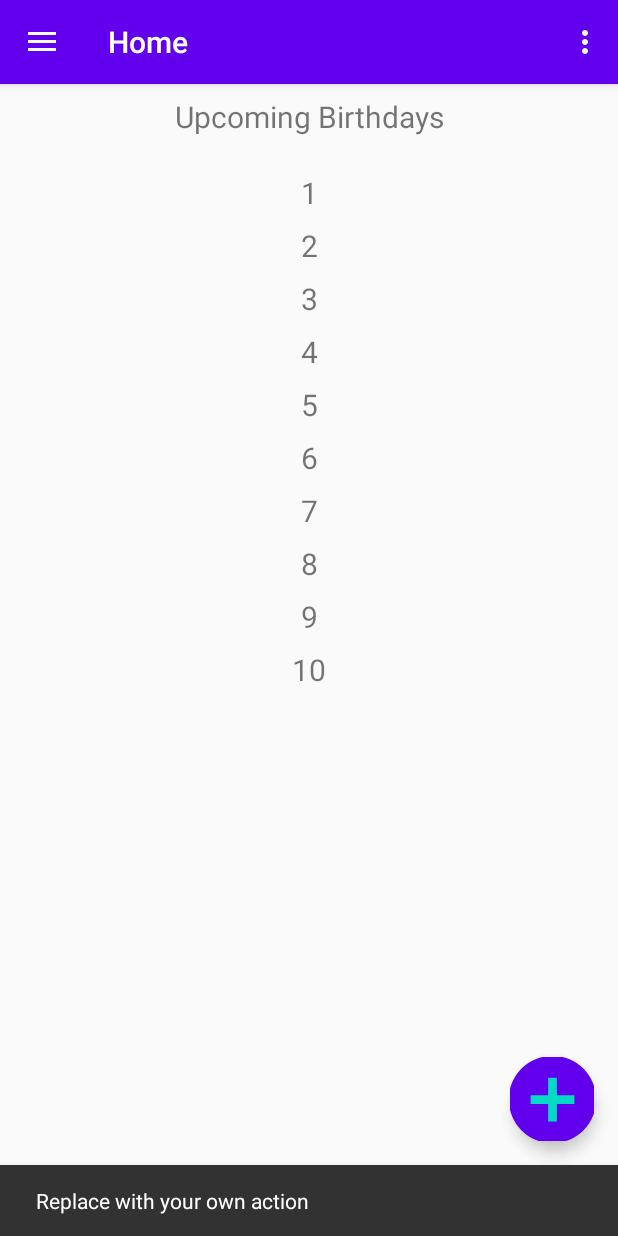
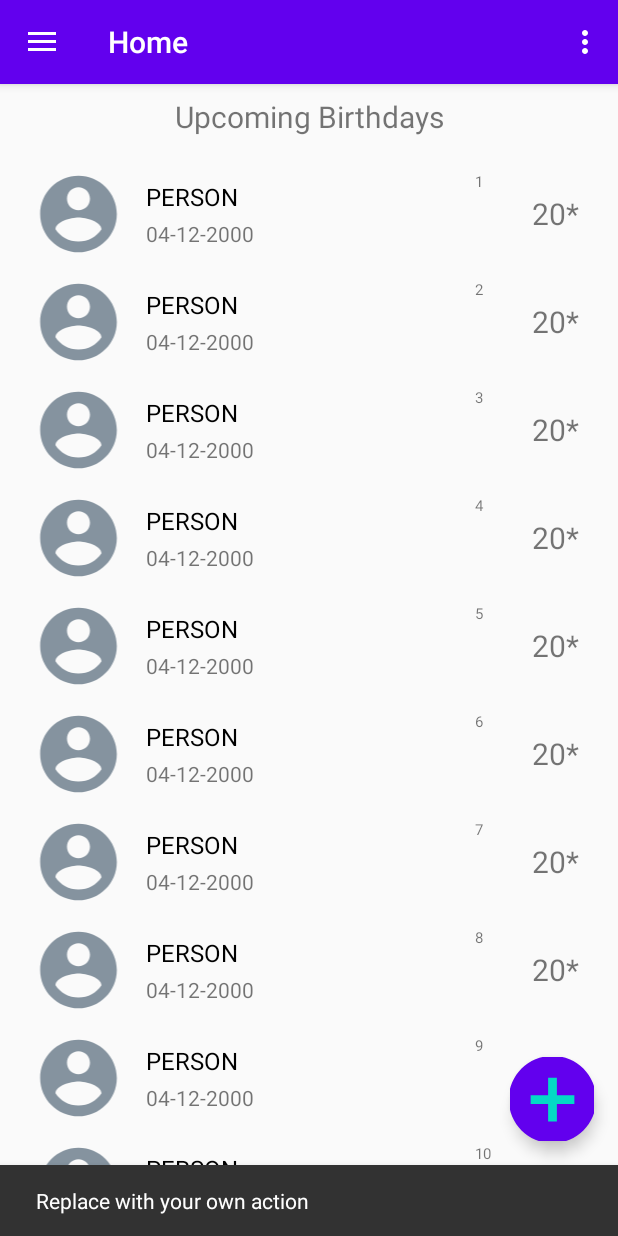
Before and after one commit to Abhinraj-ss/Birthday_Remainder, an Android app: the screen it shows after launch (MainActivity), after a tap on an icon or button, on a phone screen of 412 x 824 dp. Run offline under Robolectric (Android 15) with nearby library versions, the phone set to English and light mode, and no system bars; our stand-ins replace navigation-ui.

Commit message:
added features in home fragment

```diff
--- a/app/src/main/java/com/abhinraj/birthdayremainder/ui/home/HomeRecyclerAdapter.kt
+++ b/app/src/main/java/com/abhinraj/birthdayremainder/ui/home/HomeRecyclerAdapter.kt
@@ -11,7 +11,7 @@ import java.util.ArrayList
 
 class HomeRecyclerAdapter(val context: Context, val itemList: ArrayList<String>):RecyclerView.Adapter<HomeRecyclerAdapter.HomeViewHolder>() {
     class HomeViewHolder(view:View):RecyclerView.ViewHolder(view){
-        val textView:TextView= view.findViewById(R.id.text_home_row)
+        val textView:TextView= view.findViewById(R.id.txtAge)
 
 
     }
--- a/app/src/main/res/layout/home_one_row.xml
+++ b/app/src/main/res/layout/home_one_row.xml
@@ -1,21 +1,68 @@
 <?xml version="1.0" encoding="utf-8"?>
 <RelativeLayout xmlns:android="http://schemas.android.com/apk/res/android"
+    android:id="@+id/home_one_row"
     android:layout_width="match_parent"
     android:layout_height="wrap_content"
-    xmlns:app="http://schemas.android.com/apk/res-auto">
+    xmlns:app="http://schemas.android.com/apk/res-auto"
+    android:paddingVertical="5dp">
 
-    <TextView
-        android:id="@+id/text_home_row"
+    <LinearLayout
         android:layout_width="match_parent"
         android:layout_height="wrap_content"
-        android:layout_marginStart="8dp"
-        android:layout_marginTop="8dp"
-        android:layout_marginEnd="8dp"
-        android:textAlignment="center"
-        android:text="item"
-        android:textSize="20sp"
-        app:layout_constraintEnd_toEndOf="parent"
-        app:layout_constraintStart_toStartOf="parent"
-        app:layout_constraintTop_toTopOf="parent" />
+        android:orientation="horizontal"
+        android:weightSum="8">
 
+        <ImageView
+            android:id="@+id/imgPerson"
+            android:layout_width="wrap_content"
+            android:layout_height="match_parent"
+            android:layout_gravity="center"
+            android:layout_weight="1"
+            android:gravity="center"
+            android:src="@drawable/ic_acc_person_default"/>
+
+        <LinearLayout
+            android:layout_width="203dp"
+            android:layout_height="wrap_content"
+            android:layout_weight="4.8"
+            android:orientation="vertical"
+            android:padding="6dp">
+
+            <TextView
+                android:id="@+id/txtPersonName"
+                android:layout_width="wrap_content"
+                android:layout_height="wrap_content"
+                android:padding="2dp"
+                android:text="PERSON"
+                android:textColor="@android:color/black"
+                android:textSize="16sp" />
+
+            <TextView
+                android:id="@+id/txtDob"
+                android:layout_width="wrap_content"
+                android:layout_height="wrap_content"
+                android:padding="2dp"
+                android:text="04-12-2000"
+                android:textSize="14sp" />
+
+        </LinearLayout>
+
+        <LinearLayout
+            android:layout_width="wrap_content"
+            android:layout_height="match_parent">
+            <TextView
+                android:id="@+id/txtAge"
+                android:layout_width="40dp"
+                android:layout_height="wrap_content"
+                android:padding="2dp"
+                android:text="AGE"
+                android:textSize="10sp" />
+            <TextView
+                android:layout_width="wrap_content"
+                android:layout_height="wrap_content"
+                android:layout_gravity="center"
+                android:text="20*"
+                android:textSize="20sp"/>
+        </LinearLayout>
+    </LinearLayout>
 </RelativeLayout>
```
